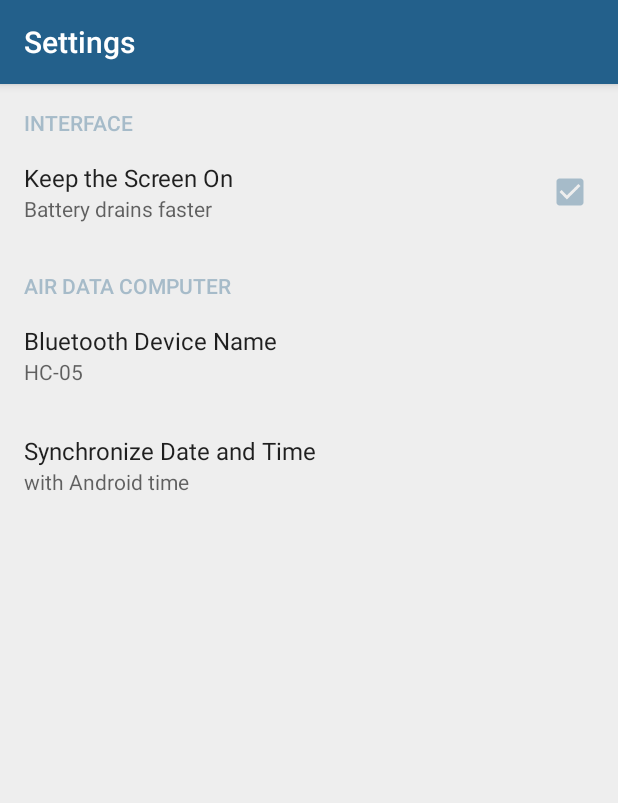
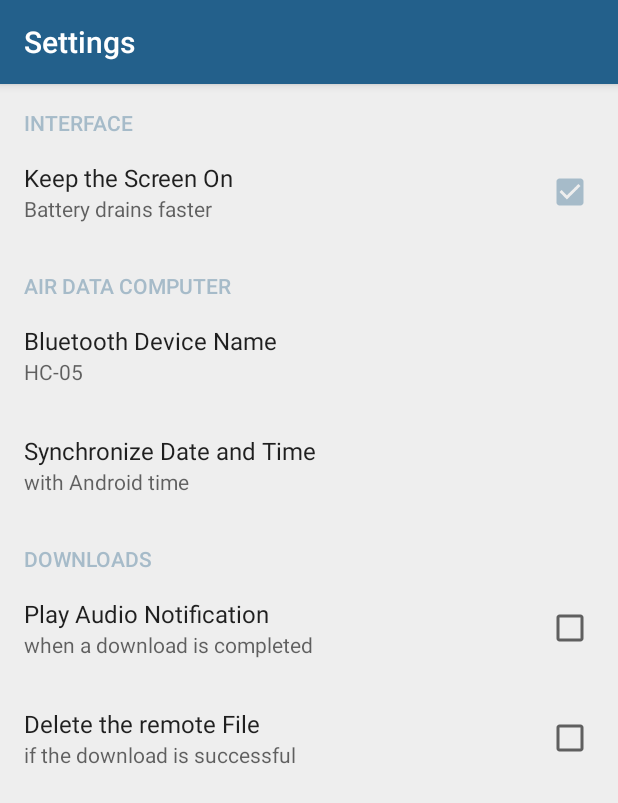
Before and after one commit to BasicAirData/AirDataBridge, an Android app: the screen it shows after launch (SettingsActivity), in the options menu, after a tap on "Settings", on a phone screen of 412 x 824 dp. Shown: the top 803 px of the screen. Run offline under Robolectric (Android 15) with nearby library versions, the phone set to English and light mode, and no system bars; our stand-ins replace EventBus; libraries missing offline, so code that uses them is left out: eu.basicairdata.bluetoothhelper; 1 statement that could not run was skipped.

Commit message:
Put the download options in the settings screen

```diff
--- a/app/build.gradle
+++ b/app/build.gradle
@@ -8,7 +8,7 @@ android {
         minSdkVersion 14
         targetSdkVersion 25
         versionCode 1
-        versionName "0.5b_20180212"
+        versionName "0.5b_20180214"
         testInstrumentationRunner "android.support.test.runner.AndroidJUnitRunner"
     }
     buildTypes {
--- a/app/src/main/java/eu/basicairdata/airdatabridge/AirDataBridgeApplication.java
+++ b/app/src/main/java/eu/basicairdata/airdatabridge/AirDataBridgeApplication.java
@@ -94,6 +94,9 @@ public class AirDataBridgeApplication extends Application {
     long DownloadedSize = 0L;
 
     private int prefSyncDateTime = SYNC_ANDROID_TIME;
+    private boolean prefNotifyDownloadFinished = false;                     // Audio notification at download end
+    private boolean prefDeleteRemoteFileWhenDownloadFinished = false;       // Delete the remote file at download end
+
 
     // GETTERS AND SETTERS -----------------------------------------------------------------
 
@@ -160,6 +163,19 @@ public class AirDataBridgeApplication extends Application {
     }
     public long getDownloadedSize() {
         return DownloadedSize;
+    }
+
+    public boolean isPrefNotifyDownloadFinished() {
+        return prefNotifyDownloadFinished;
+    }
+    public void setPrefNotifyDownloadFinished(boolean prefNotifyDownloadFinished) {
+        this.prefNotifyDownloadFinished = prefNotifyDownloadFinished;
+    }
+    public boolean isPrefDeleteRemoteFileWhenDownloadFinished() {
+        return prefDeleteRemoteFileWhenDownloadFinished;
+    }
+    public void setPrefDeleteRemoteFileWhenDownloadFinished(boolean prefDeleteRemoteFileWhenDownloadFinished) {
+        this.prefDeleteRemoteFileWhenDownloadFinished = prefDeleteRemoteFileWhenDownloadFinished;
     }
     // -------------------------------------------------------------------------------------
 
@@ -528,13 +544,13 @@ public class AirDataBridgeApplication extends Application {
                             if (DownloadedSize != CurrentRemoteDownload.lsize) {
                                 DLFile.delete();
                             } else {
-                                if (PreferenceManager.getDefaultSharedPreferences(getApplicationContext()).getBoolean("prefNotifyDownloadFinished", false)) {
+                                if (prefNotifyDownloadFinished) {
                                     // Download finished, play audio notification
                                     Uri notification = RingtoneManager.getDefaultUri(RingtoneManager.TYPE_NOTIFICATION);
                                     ringtone = RingtoneManager.getRingtone(getApplicationContext(), notification);
                                     ringtone.play();
                                 }
-                                if (PreferenceManager.getDefaultSharedPreferences(getApplicationContext()).getBoolean("prefDeleteRemoteFileWhenDownloadFinished", false)) {
+                                if (prefDeleteRemoteFileWhenDownloadFinished) {
                                     // Download finished, Delete the remote file
                                     mBluetooth.SendMessage("$FMQ,DEL," + CurrentRemoteDownload.Name + "." + CurrentRemoteDownload.Extension);
                                 }
--- a/app/src/main/java/eu/basicairdata/airdatabridge/FragmentLogList_Remote.java
+++ b/app/src/main/java/eu/basicairdata/airdatabridge/FragmentLogList_Remote.java
@@ -21,6 +21,7 @@ package eu.basicairdata.airdatabridge;
 
 import android.content.DialogInterface;
 import android.os.Bundle;
+import android.preference.PreferenceManager;
 import android.support.v4.app.Fragment;
 import android.support.v4.app.FragmentManager;
 import android.support.v7.app.AlertDialog;
@@ -172,6 +173,8 @@ public class FragmentLogList_Remote extends Fragment {
                 dialog.show();
                 break;
             case R.id.cardmenu_remote_download:
+                AirDataBridgeApplication.getInstance().setPrefNotifyDownloadFinished(PreferenceManager.getDefaultSharedPreferences(getContext()).getBoolean("prefNotifyDownloadFinished", false));
+                AirDataBridgeApplication.getInstance().setPrefDeleteRemoteFileWhenDownloadFinished(PreferenceManager.getDefaultSharedPreferences(getContext()).getBoolean("prefDeleteRemoteFileWhenDownloadFinished", false));
                 AirDataBridgeApplication.getInstance().setDownloadDialogVisible(true);
                 AirDataBridgeApplication.getInstance().setCurrentRemoteDownload(SelectedLogFile);
                 FragmentManager fm = getActivity().getSupportFragmentManager();
--- a/app/src/main/res/values/strings.xml
+++ b/app/src/main/res/values/strings.xml
@@ -100,6 +100,12 @@
     <string name="pref_sync_datetime_nosync">no synchronization</string>
     <string name="pref_sync_datetime_android">with Android time</string>
 
+    <string name="pref_category_downloads">DOWNLOADS</string>
+    <string name="pref_download_notification">Play Audio Notification</string>
+    <string name="pref_download_notification_summary">when a download is completed</string>
+    <string name="pref_download_delete_remote_file">Delete the remote File</string>
+    <string name="pref_download_delete_remote_file_summary">if the download is successful</string>
+
     <!-- Units of measurement -->
     <string name="m_s">m/s</string>
     <string name="km_h">km/h</string>
--- a/app/src/main/res/xml/app_preferences.xml
+++ b/app/src/main/res/xml/app_preferences.xml
@@ -51,4 +51,21 @@
 
     </PreferenceCategory>
 
+    <PreferenceCategory
+        android:title="@string/pref_category_downloads">
+
+        <CheckBoxPreference
+            android:key="prefNotifyDownloadFinished"
+            android:title="@string/pref_download_notification"
+            android:summary="@string/pref_download_notification_summary"
+            android:defaultValue="false" />
+
+        <CheckBoxPreference
+            android:key="prefDeleteRemoteFileWhenDownloadFinished"
+            android:title="@string/pref_download_delete_remote_file"
+            android:summary="@string/pref_download_delete_remote_file_summary"
+            android:defaultValue="false" />
+
+    </PreferenceCategory>
+
 </PreferenceScreen>
```
Also changed, not shown: app/src/main/java/eu/basicairdata/airdatabridge/FragmentDownloadDialog.java (+8 -6 lines).
